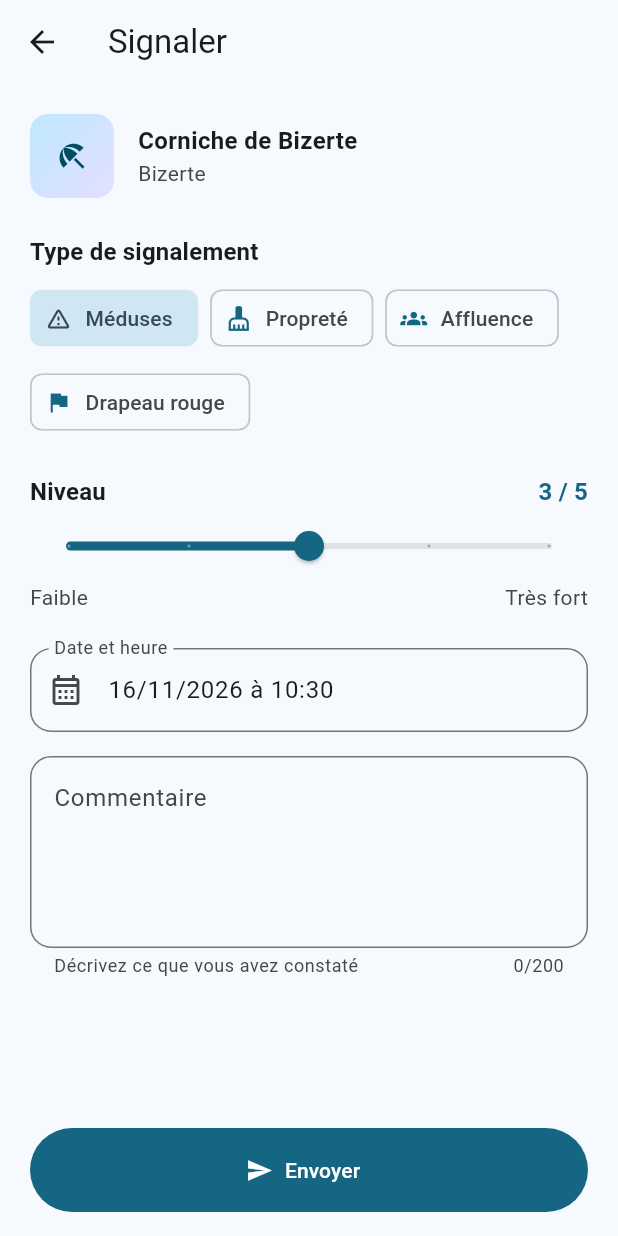
After one commit to Rimen108/Plage_de_Tunisie, a Flutter app: the DetailScreen screen opened directly with sample values from the repository, after a tap on "Signaler", on a phone screen of 412 x 824 dp. The commit adds this screen. Run offline on Flutter 3.47's test engine with Material 3 defaults, Android fonts, the phone set to English and light mode, and no system bars.

Commit message:
Ajout du formulaire de signalement

```diff
--- a/lib/screens/detail_screen.dart
+++ b/lib/screens/detail_screen.dart
@@ -1,6 +1,6 @@
 import 'package:flutter/material.dart';
 import '../models/plage.dart';
-
+import 'signaler_screen.dart';
 
 class DetailScreen extends StatelessWidget {
   final Plage plage;
@@ -28,6 +28,27 @@ class DetailScreen extends StatelessWidget {
           ],
         ),
       ),
+      bottomNavigationBar: SafeArea(
+        child: Padding(
+          padding: const EdgeInsets.fromLTRB(20, 8, 20, 16),
+          child: FilledButton.icon(
+            onPressed: () {
+              Navigator.push(
+                context,
+                MaterialPageRoute(
+                  builder: (context) => SignalerScreen(plage: plage),
+                ),
+              );
+            },
+            icon: const Icon(Icons.flag_outlined),
+            label: const Text('Signaler'),
+            style: FilledButton.styleFrom(
+              minimumSize: const Size.fromHeight(56),
+            ),
+          ),
+        ),
+      ),
     );
+
   }
 }
--- /dev/null
+++ b/lib/screens/signaler_screen.dart
@@ -0,0 +1,231 @@
+import 'package:flutter/material.dart';
+import '../data/options.dart';
+import '../models/plage.dart';
+import '../models/signalement.dart';
+import '../widgets/plage_visuel.dart';
+
+
+class SignalerScreen extends StatefulWidget {
+  final Plage plage;
+
+  const SignalerScreen({super.key, required this.plage});
+
+  @override
+  State<SignalerScreen> createState() => _SignalerScreenState();
+}
+
+class _SignalerScreenState extends State<SignalerScreen> {
+  final _formKey = GlobalKey<FormState>();
+  final _dateCtrl = TextEditingController();
+  final _commentaireCtrl = TextEditingController();
+  String _type = iconesSignalement.keys.first;
+  double _niveau = 3;
+  late DateTime _dateHeure;
+
+  @override
+  void initState() {
+    super.initState();
+    _dateHeure = DateTime.now();
+    _dateCtrl.text = Signalement.formaterDateHeure(_dateHeure);
+  }
+
+  @override
+  void dispose() {
+    _dateCtrl.dispose();
+    _commentaireCtrl.dispose();
+    super.dispose();
+  }
+
+  Future<void> _choisirDateHeure() async {
+    final maintenant = DateTime.now();
+    final date = await showDatePicker(
+      context: context,
+      initialDate: _dateHeure,
+      firstDate: maintenant.subtract(const Duration(days: 7)),
+      lastDate: maintenant,
+      helpText: 'Date du constat',
+    );
+    if (date == null) return;
+    if (!mounted) return;
+
+    final heure = await showTimePicker(
+      context: context,
+      initialTime: TimeOfDay.fromDateTime(_dateHeure),
+    );
+    if (heure == null) return;
+
+    setState(() {
+      _dateHeure =
+          DateTime(date.year, date.month, date.day, heure.hour, heure.minute);
+      _dateCtrl.text = Signalement.formaterDateHeure(_dateHeure);
+    });
+  }
+
+  void _envoyer() {
+    final signalement = Signalement(
+      plageId: widget.plage.id,
+      type: _type,
+      niveau: _niveau.round(),
+      dateHeure: _dateHeure,
+      commentaire: _commentaireCtrl.text.trim(),
+    );
+
+    // Provisoire : l'écran de confirmation arrive à l'étape suivante.
+    ScaffoldMessenger.of(context).showSnackBar(
+      SnackBar(content: Text('Signalement « ${signalement.type} » prêt')),
+    );
+    Navigator.pop(context);
+  }
+
+  @override
+  Widget build(BuildContext context) {
+    final theme = Theme.of(context);
+    final cs = theme.colorScheme;
+
+    return Scaffold(
+      appBar: AppBar(title: const Text('Signaler')),
+      body: Form(
+        key: _formKey,
+        child: SingleChildScrollView(
+          padding: const EdgeInsets.all(20),
+          child: Column(
+            crossAxisAlignment: CrossAxisAlignment.start,
+            children: [
+              Row(
+                children: [
+                  const PlageVisuel(largeur: 56, hauteur: 56, rayon: 12),
+                  const SizedBox(width: 16),
+                  Expanded(
+                    child: Column(
+                      crossAxisAlignment: CrossAxisAlignment.start,
+                      children: [
+                        Text(
+                          widget.plage.nom,
+                          style: const TextStyle(
+                              fontWeight: FontWeight.bold, fontSize: 16),
+                        ),
+                        Text(
+                          widget.plage.gouvernorat,
+                          style: TextStyle(color: cs.onSurfaceVariant),
+                        ),
+                      ],
+                    ),
+                  ),
+                ],
+              ),
+              const SizedBox(height: 24),
+
+              // Champ 1 : choix du type
+              Text('Type de signalement',
+                  style: theme.textTheme.titleMedium
+                      ?.copyWith(fontWeight: FontWeight.bold)),
+              const SizedBox(height: 8),
+              Wrap(
+                spacing: 8,
+                runSpacing: 8,
+                children: [
+                  for (final type in iconesSignalement.keys)
+                    ChoiceChip(
+                      avatar: Icon(iconesSignalement[type]),
+                      label: Text(type),
+                      showCheckmark: false,
+                      selected: _type == type,
+                      onSelected: (_) {
+                        setState(() {
+                          _type = type;
+                        });
+                      },
+                    ),
+                ],
+              ),
+              const SizedBox(height: 24),
+
+              // Champ 2 : curseur du niveau
+              Row(
+                children: [
+                  Expanded(
+                    child: Text('Niveau',
+                        style: theme.textTheme.titleMedium
+                            ?.copyWith(fontWeight: FontWeight.bold)),
+                  ),
+                  Text(
+                    '${_niveau.round()} / 5',
+                    style: theme.textTheme.titleMedium?.copyWith(
+                      color: cs.primary,
+                      fontWeight: FontWeight.bold,
+                    ),
+                  ),
+                ],
+              ),
+              Slider(
+                value: _niveau,
+                min: 1,
+                max: 5,
+                divisions: 4,
+                label: _niveau.round().toString(),
+                onChanged: (valeur) {
+                  setState(() {
+                    _niveau = valeur;
+                  });
+                },
+              ),
+              Row(
+                mainAxisAlignment: MainAxisAlignment.spaceBetween,
+                children: [
+                  Text('Faible',
+                      style: TextStyle(color: cs.onSurfaceVariant)),
+                  Text('Très fort',
+                      style: TextStyle(color: cs.onSurfaceVariant)),
+                ],
+              ),
+              const SizedBox(height: 24),
+
+              // Champ 3 : date et heure
+              TextFormField(
+                controller: _dateCtrl,
+                readOnly: true,
+                onTap: _choisirDateHeure,
+                decoration: InputDecoration(
+                  labelText: 'Date et heure',
+                  prefixIcon: const Icon(Icons.calendar_month_outlined),
+                  border: OutlineInputBorder(
+                    borderRadius: BorderRadius.circular(14),
+                  ),
+                ),
+              ),
+              const SizedBox(height: 16),
+
+              // Champ 4 : commentaire
+              TextFormField(
+                controller: _commentaireCtrl,
+                maxLines: 4,
+                maxLength: 200,
+                decoration: InputDecoration(
+                  labelText: 'Commentaire',
+                  alignLabelWithHint: true,
+                  helperText: 'Décrivez ce que vous avez constaté',
+                  border: OutlineInputBorder(
+                    borderRadius: BorderRadius.circular(14),
+                  ),
+                ),
+              ),
+            ],
+          ),
+        ),
+      ),
+      bottomNavigationBar: SafeArea(
+        child: Padding(
+          padding: const EdgeInsets.fromLTRB(20, 8, 20, 16),
+          child: FilledButton.icon(
+            onPressed: _envoyer,
+            icon: const Icon(Icons.send),
+            label: const Text('Envoyer'),
+            style: FilledButton.styleFrom(
+              minimumSize: const Size.fromHeight(56),
+            ),
+          ),
+        ),
+      ),
+    );
+  }
+}
--- /dev/null
+++ b/lib/widgets/plage_visuel.dart
@@ -0,0 +1,38 @@
+import 'package:flutter/material.dart';
+
+class PlageVisuel extends StatelessWidget {
+  final double? largeur;
+  final double hauteur;
+  final double rayon;
+
+  const PlageVisuel({
+    super.key,
+    this.largeur,
+    required this.hauteur,
+    this.rayon = 14,
+  });
+
+  @override
+  Widget build(BuildContext context) {
+    final cs = Theme.of(context).colorScheme;
+
+    return Container(
+      width: largeur,
+      height: hauteur,
+      alignment: Alignment.center,
+      decoration: BoxDecoration(
+        borderRadius: BorderRadius.circular(rayon),
+        gradient: LinearGradient(
+          begin: Alignment.topLeft,
+          end: Alignment.bottomRight,
+          colors: [cs.primaryContainer, cs.tertiaryContainer],
+        ),
+      ),
+      child: Icon(
+        Icons.beach_access,
+        size: hauteur * 0.4,
+        color: cs.onPrimaryContainer,
+      ),
+    );
+  }
+}
```
